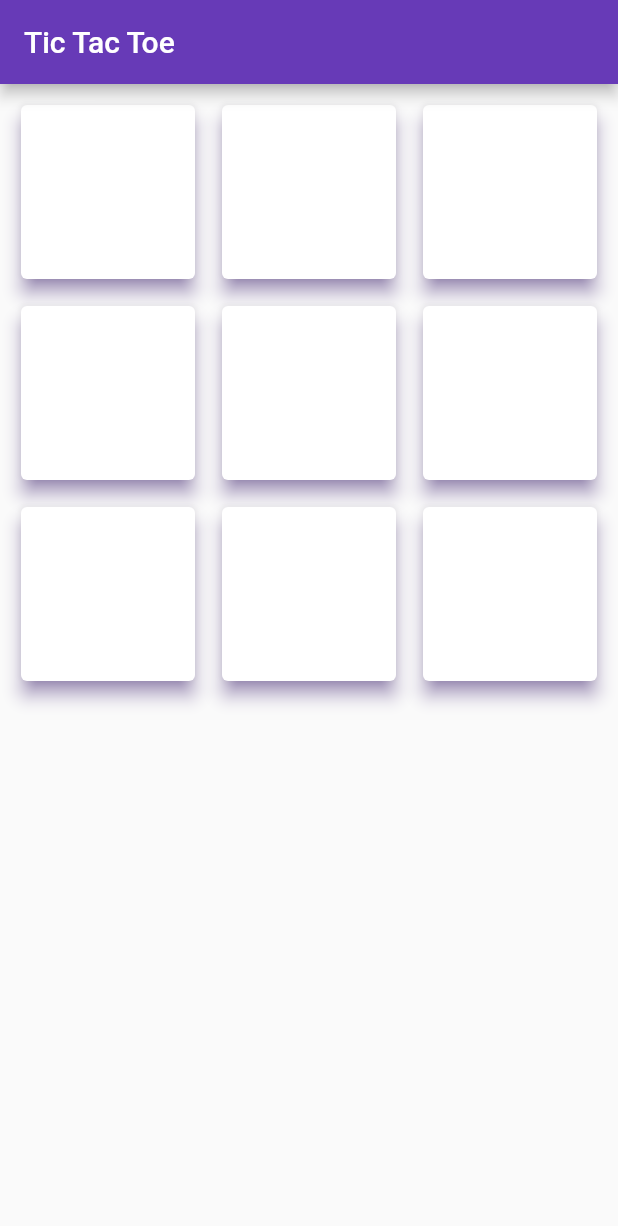
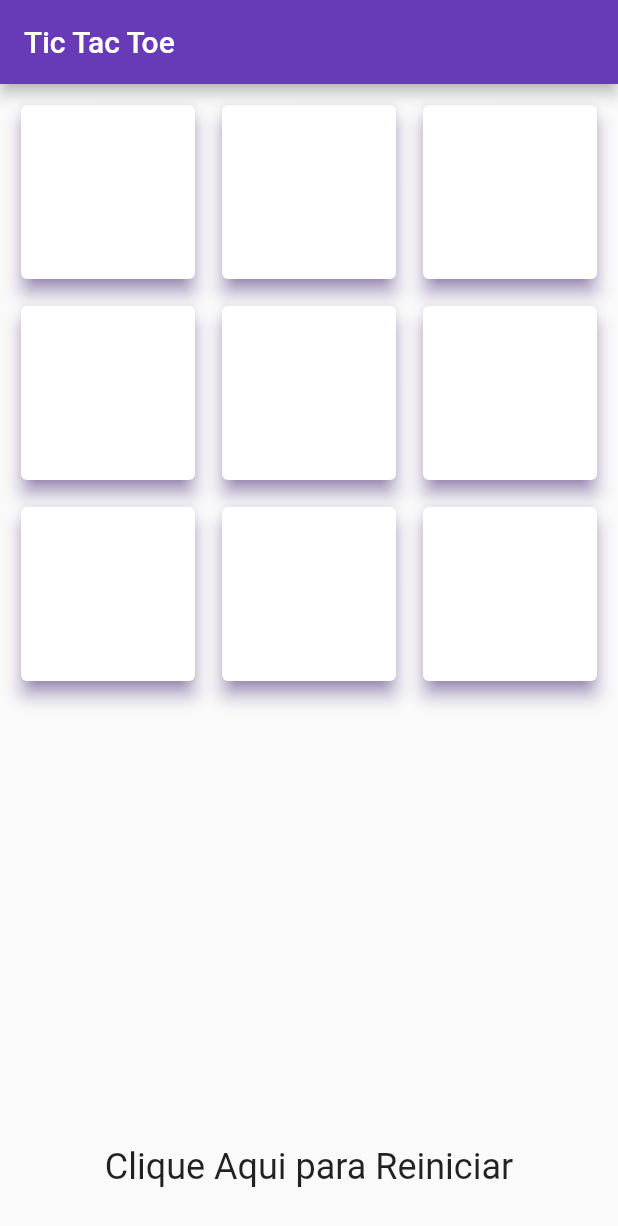
Before and after one commit to HPiffer/IA_Faculdade, a Flutter app: the screen it shows after launch, on a phone screen of 412 x 824 dp. Shown: the top 1226 px of the screen. Run offline on Flutter 3.47's test engine with Material 2 defaults, Android fonts, the phone set to English and light mode, and no system bars.

Commit message:
funciona porra

```diff
--- a/tic_tac_toe/lib/app/pages/game_page.dart
+++ b/tic_tac_toe/lib/app/pages/game_page.dart
@@ -145,9 +145,7 @@ class _GamePageState extends State<GamePage> {
                     ),
                   ),
                 ),
-                Opacity(
-                  opacity: gameOver ? 1.0 : 0.0,
-                  child: Padding(
+                Padding(
                   padding: EdgeInsets.only(
                     bottom: 32.0,
                   ),
@@ -155,9 +153,8 @@ class _GamePageState extends State<GamePage> {
                     onTap: () {
                       reset();
                     },
-                      child: Text('Clique Aqui para Jogar Novamente',
+                    child: Text('Clique Aqui para Reiniciar',
                         style: TextStyle(fontSize: 24)),
-                    ),
                   ),
                 ),
               ],
```
Also changed, not shown: tic_tac_toe/lib/app/controllers/game_controller.dart (+0 -46 lines). Lines whose indentation alone changed are shown as unchanged.
